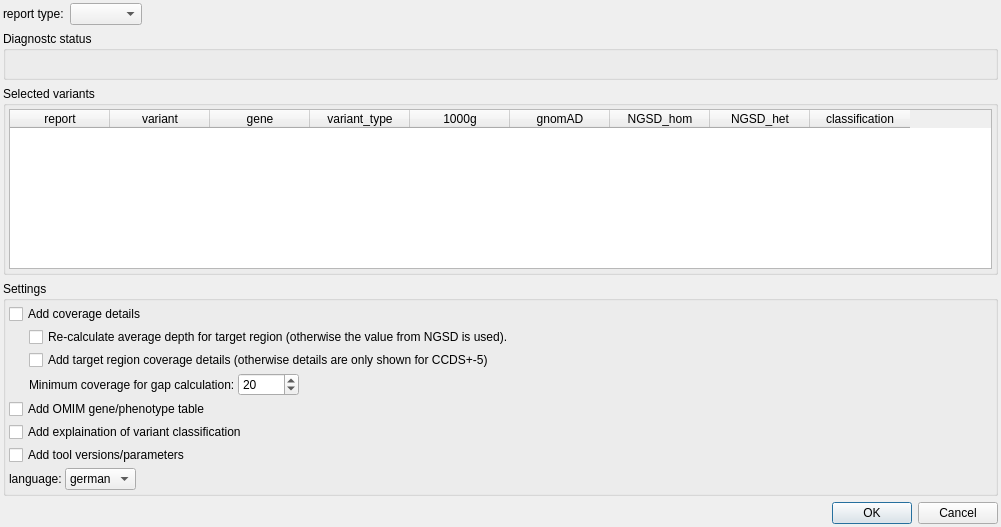
This is src/GSvar/ReportDialog.ui in imgag/ngs-bits as Qt 5 draws it before an edit. The edited form follows.
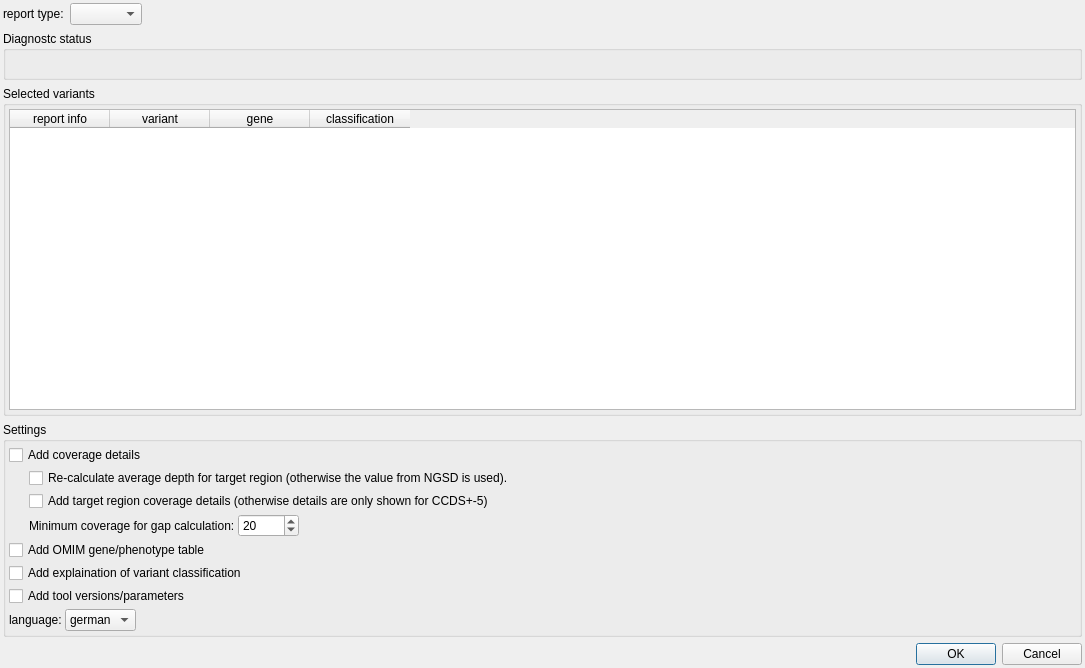
This is the edited form. Icons and pictures are not drawn. Custom widgets are drawn as their Qt base class.

Commit message: GSvar: added CNVs to report dialog.

```diff
--- a/src/GSvar/ReportDialog.ui
+++ b/src/GSvar/ReportDialog.ui
@@ -6,8 +6,8 @@
    <rect>
     <x>0</x>
     <y>0</y>
-    <width>1001</width>
-    <height>527</height>
+    <width>1085</width>
+    <height>668</height>
    </rect>
   </property>
   <property name="windowTitle">
@@ -17,7 +17,7 @@
    <iconset resource="GSvar.qrc">
     <normaloff>:/Icons/Report.png</normaloff>:/Icons/Report.png</iconset>
   </property>
-  <layout class="QVBoxLayout" name="verticalLayout">
+  <layout class="QVBoxLayout" name="verticalLayout" stretch="0,0,1,0,0">
    <property name="spacing">
     <number>6</number>
    </property>
@@ -160,7 +160,7 @@
         </attribute>
         <column>
          <property name="text">
-          <string>report</string>
+          <string>report info</string>
          </property>
         </column>
         <column>
@@ -173,31 +173,6 @@
           <string>gene</string>
          </property>
         </column>
-        <column>
-         <property name="text">
-          <string>variant_type</string>
-         </property>
-        </column>
-        <column>
-         <property name="text">
-          <string>1000g</string>
-         </property>
-        </column>
-        <column>
-         <property name="text">
-          <string>gnomAD</string>
-         </property>
-        </column>
-        <column>
-         <property name="text">
-          <string>NGSD_hom</string>
-         </property>
-        </column>
-        <column>
-         <property name="text">
-          <string>NGSD_het</string>
-         </property>
-        </column>
         <column>
          <property name="text">
           <string>classification</string>
```
Left out of the diff: 2 changed lines with no effect on the pictures. The commit also changes 8 other files.
